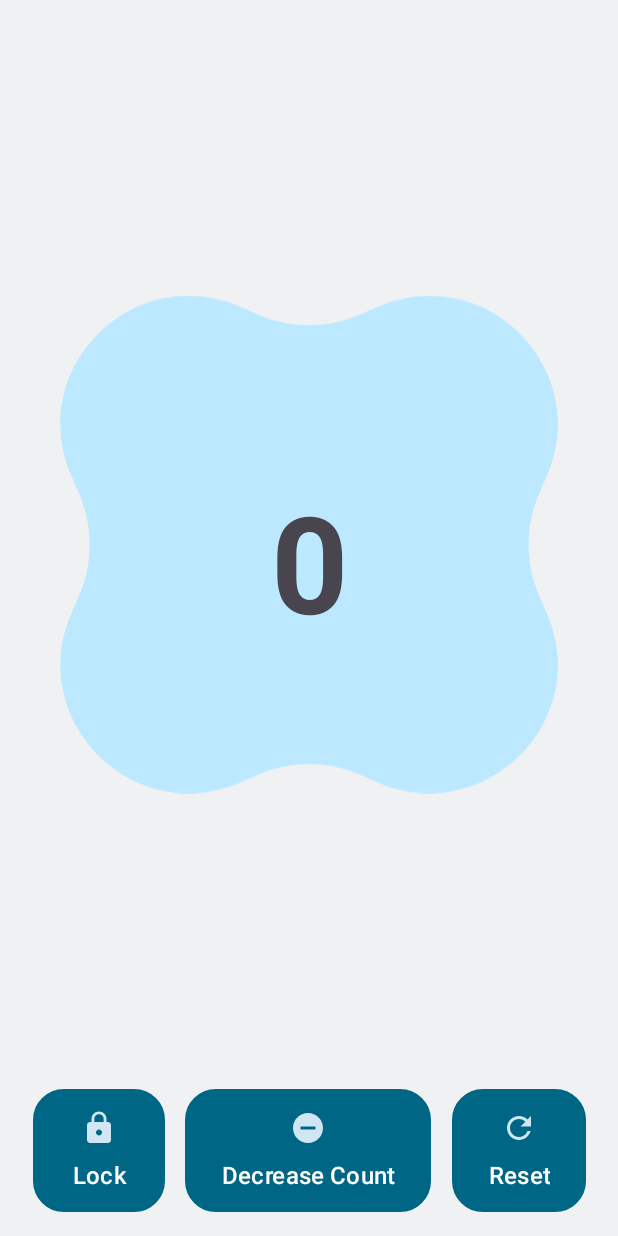
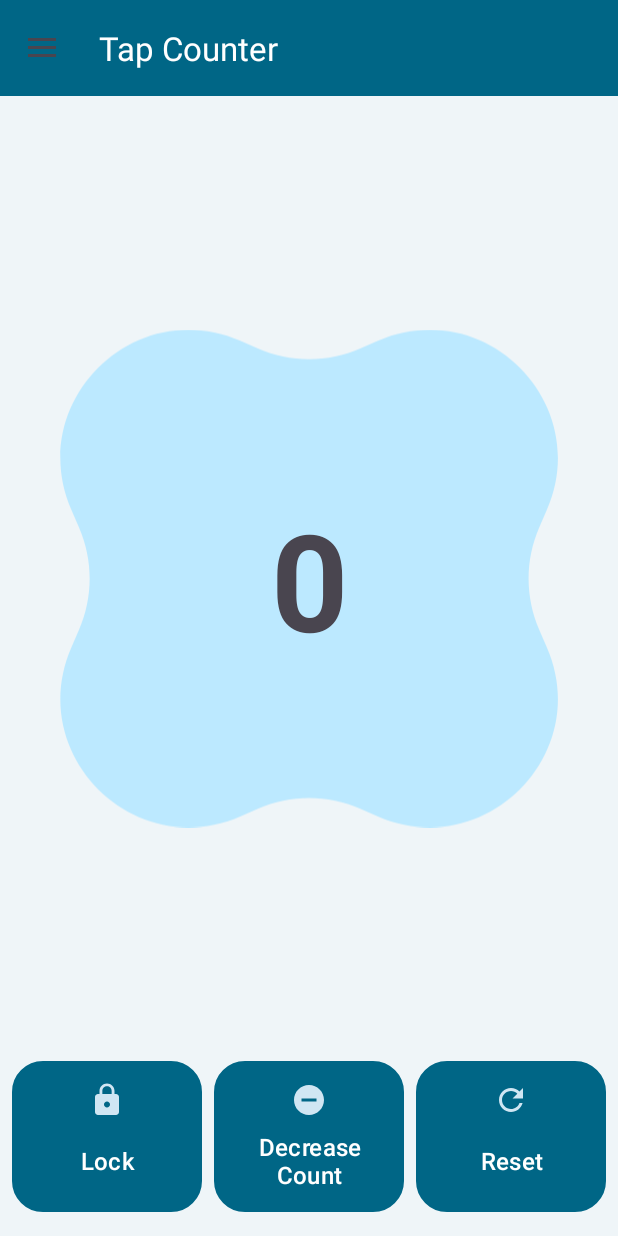
Before and after one commit to DDR13GIT/TapCounter, an Android app: the screen it shows after launch (MainActivity), on a phone screen of 412 x 824 dp. Run offline under Robolectric (Android 15) with nearby library versions, the phone set to English and light mode, and no system bars.

Commit message:
Fix:Click area modified, Navbar Added,Decrease to negative number stopped

```diff
--- a/app/src/main/java/com/example/tapcounter/MainActivity.java
+++ b/app/src/main/java/com/example/tapcounter/MainActivity.java
@@ -2,26 +2,34 @@ package com.example.tapcounter;
 
 import static android.widget.Toast.LENGTH_SHORT;
 
+import androidx.appcompat.app.ActionBarDrawerToggle;
 import androidx.appcompat.app.AppCompatActivity;
 import androidx.constraintlayout.widget.ConstraintLayout;
 import androidx.constraintlayout.widget.ConstraintSet;
+import androidx.drawerlayout.widget.DrawerLayout;
 
-import android.media.Image;
+import androidx.appcompat.widget.Toolbar;
 import android.os.Bundle;
-import android.view.MotionEvent;
 import android.view.View;
 import android.widget.Button;
 import android.widget.ImageView;
 import android.widget.TextView;
 import android.widget.Toast;
 
+
+import com.google.android.material.navigation.NavigationView;
+
 public class MainActivity extends AppCompatActivity {
 int count =0;
 int flag =0;
+    DrawerLayout drawerLayout;
+    NavigationView navigationView;
+    Toolbar toolbar;
     @Override
     protected void onCreate(Bundle savedInstanceState) {
         super.onCreate(savedInstanceState);
         setContentView(R.layout.activity_main);
+
 
         Button decreaseButton = (Button)findViewById(R.id.decreaseCountBtn);
         Button resetButton = (Button)findViewById(R.id.resetBtn);
@@ -39,8 +47,10 @@ int flag =0;
 
         decreaseButton.setOnClickListener(new View.OnClickListener() {
             public void onClick(View v) {
-                count--;
-                txt.setText(Integer.toString(count));
+                if(count > 0 && flag == 0) {
+                    count--;
+                    txt.setText(Integer.toString(count));
+                }
             }
         });
 
@@ -63,5 +73,15 @@ int flag =0;
                }
             }
         });
+
+
+
+        drawerLayout= findViewById(R.id.drawer_layout);
+        navigationView= findViewById(R.id.navigationview);
+        toolbar= findViewById(R.id.toolbar);
+        setSupportActionBar (toolbar);
+        ActionBarDrawerToggle toggle = new ActionBarDrawerToggle(this, drawerLayout, toolbar, R.string.navigration_open, R.string.navigration_close);
+        drawerLayout.addDrawerListener(toggle);
+        toggle.syncState();
     }
 }
--- /dev/null
+++ b/app/src/main/res/drawable/ic_baseline_people_24.xml
@@ -0,0 +1,10 @@
+<vector xmlns:android="http://schemas.android.com/apk/res/android"
+    android:width="24dp"
+    android:height="24dp"
+    android:viewportWidth="24"
+    android:viewportHeight="24"
+    android:tint="?attr/colorControlNormal">
+  <path
+      android:fillColor="@android:color/white"
+      android:pathData="M16,11c1.66,0 2.99,-1.34 2.99,-3S17.66,5 16,5c-1.66,0 -3,1.34 -3,3s1.34,3 3,3zM8,11c1.66,0 2.99,-1.34 2.99,-3S9.66,5 8,5C6.34,5 5,6.34 5,8s1.34,3 3,3zM8,13c-2.33,0 -7,1.17 -7,3.5L1,19h14v-2.5c0,-2.33 -4.67,-3.5 -7,-3.5zM16,13c-0.29,0 -0.62,0.02 -0.97,0.05 1.16,0.84 1.97,1.97 1.97,3.45L17,19h6v-2.5c0,-2.33 -4.67,-3.5 -7,-3.5z"/>
+</vector>
--- /dev/null
+++ b/app/src/main/res/drawable/playstoreicon.xml
@@ -0,0 +1,9 @@
+<vector xmlns:android="http://schemas.android.com/apk/res/android"
+    android:width="24dp"
+    android:height="24dp"
+    android:viewportWidth="50"
+    android:viewportHeight="50">
+  <path
+      android:pathData="M7.125,2L28.7813,23.5L34.7188,17.5625L8.4688,2.4063C8.0313,2.1523 7.5625,2.0117 7.125,2ZM5.3125,3C5.1172,3.3477 5,3.7578 5,4.2188L5,46C5,46.3359 5.0703,46.6367 5.1875,46.9063L27.3438,24.9063ZM36.5313,18.5938L30.1875,24.9063L36.5313,31.1875L44.2813,26.75C45.3828,26.1133 45.5391,25.3047 45.5313,24.875C45.5195,24.1641 45.0703,23.5 44.3125,23.0938C43.6523,22.7383 38.75,19.8828 36.5313,18.5938ZM28.7813,26.3125L6.9375,47.9688C7.3008,47.9492 7.6953,47.8711 8.0625,47.6563C8.918,47.1602 26.2188,37.1563 26.2188,37.1563L34.75,32.25Z"
+      android:fillColor="#000000"/>
+</vector>
--- a/app/src/main/res/layout/activity_main.xml
+++ b/app/src/main/res/layout/activity_main.xml
@@ -1,19 +1,53 @@
 <?xml version="1.0" encoding="utf-8"?>
-<androidx.constraintlayout.widget.ConstraintLayout xmlns:android="http://schemas.android.com/apk/res/android"
+<androidx.drawerlayout.widget.DrawerLayout xmlns:android="http://schemas.android.com/apk/res/android"
     xmlns:app="http://schemas.android.com/apk/res-auto"
     xmlns:tools="http://schemas.android.com/tools"
-    android:id="@+id/wholeView"
+    android:id="@+id/drawer_layout"
     android:layout_width="match_parent"
     android:layout_height="match_parent"
-    android:background="@color/md_theme_light_inverseOnSurface"
-    tools:context=".MainActivity">
+    android:fitsSystemWindows="true"
+    tools:context=".MainActivity"
+    tools:openDrawer="start">
+
+    <com.google.android.material.navigation.NavigationView
+        android:id="@+id/navigationview"
+        android:layout_width="wrap_content"
+        android:layout_height="match_parent"
+        android:layout_gravity="start"
+        app:headerLayout="@layout/header"
+        app:menu="@menu/sidemenu" />
+
+
+    <androidx.constraintlayout.widget.ConstraintLayout
+        android:layout_width="match_parent"
+        android:layout_height="match_parent">
+
+        <androidx.appcompat.widget.Toolbar
+            android:id="@+id/toolbar"
+            android:layout_width="match_parent"
+            android:layout_height="wrap_content"
+            android:background="@color/md_theme_light_primary"
+            app:title="@string/app_name"
+            app:titleMarginStart="10dp"
+            app:titleTextColor="#FFFFFF"
+            tools:ignore="MissingConstraints" />
+
+        <LinearLayout
+            android:id="@+id/linearlayoutBtn"
+            android:layout_width="match_parent"
+            android:layout_height="wrap_content"
+            app:layout_constraintBottom_toBottomOf="parent"
+            app:layout_constraintStart_toStartOf="parent">
+
 
             <Button
                 android:id="@+id/lockBtn"
-        android:layout_width="wrap_content"
-        android:layout_height="wrap_content"
+                android:layout_width="0dp"
+                android:layout_height="match_parent"
                 android:layout_marginStart="8dp"
+                android:layout_marginEnd="4dp"
                 android:layout_marginBottom="16dp"
+                android:layout_weight="1"
                 android:background="@drawable/rectangle"
                 android:drawableTop="@drawable/ic_baseline_lock_24"
                 android:drawableTint="@color/md_theme_light_secondaryContainer"
@@ -21,17 +55,37 @@
                 android:paddingBottom="10dp"
                 android:text="Lock"
                 android:textSize="16sp"
+
+                app:layout_constraintEnd_toStartOf="@+id/decreaseCountBtn" />
+
+            <Button
+                android:id="@+id/decreaseCountBtn"
+                android:layout_width="0dp"
+                android:layout_height="match_parent"
+                android:layout_marginStart="4dp"
+                android:layout_marginEnd="4dp"
+                android:layout_marginBottom="16dp"
+                android:layout_weight="1"
+                android:background="@drawable/rectangle"
+                android:drawableTop="@drawable/ic_baseline_remove_circle_24"
+                android:drawableTint="@color/md_theme_light_secondaryContainer"
+                android:paddingTop="10dp"
+                android:paddingBottom="10dp"
+                android:text="Decrease Count"
+                android:textSize="16sp"
                 app:layout_constraintBottom_toBottomOf="parent"
-        app:layout_constraintEnd_toStartOf="@+id/decreaseCountBtn"
+                app:layout_constraintEnd_toStartOf="@+id/resetBtn"
                 app:layout_constraintHorizontal_bias="0.5"
-        app:layout_constraintStart_toStartOf="parent" />
+                app:layout_constraintStart_toEndOf="@+id/lockBtn" />
 
             <Button
                 android:id="@+id/resetBtn"
-        android:layout_width="wrap_content"
-        android:layout_height="wrap_content"
+                android:layout_width="0dp"
+                android:layout_height="match_parent"
+                android:layout_marginStart="4dp"
                 android:layout_marginEnd="8dp"
                 android:layout_marginBottom="16dp"
+                android:layout_weight="1"
                 android:background="@drawable/rectangle"
                 android:drawableTop="@drawable/ic_baseline_reset_24"
                 android:drawableTint="@color/md_theme_light_secondaryContainer"
@@ -44,33 +98,17 @@
                 app:layout_constraintHorizontal_bias="0.5"
                 app:layout_constraintStart_toEndOf="@+id/decreaseCountBtn" />
 
-    <Button
-        android:id="@+id/decreaseCountBtn"
-        android:layout_width="wrap_content"
-        android:layout_height="wrap_content"
-        android:layout_marginBottom="16dp"
-        android:background="@drawable/rectangle"
-        android:drawableTop="@drawable/ic_baseline_remove_circle_24"
-        android:drawableTint="@color/md_theme_light_secondaryContainer"
-        android:paddingTop="10dp"
-        android:paddingBottom="10dp"
-        android:text="Decrease Count"
-        android:textSize="16sp"
-        app:layout_constraintBottom_toBottomOf="parent"
-        app:layout_constraintEnd_toStartOf="@+id/resetBtn"
-        app:layout_constraintHorizontal_bias="0.5"
-        app:layout_constraintStart_toEndOf="@+id/lockBtn" />
+        </LinearLayout>
 
         <ImageView
             android:id="@+id/imageView3"
-        android:layout_width="0dp"
+            android:layout_width="match_parent"
             android:layout_height="0dp"
             android:padding="40dp"
-        app:layout_constraintBottom_toTopOf="@+id/decreaseCountBtn"
+            app:layout_constraintBottom_toTopOf="@+id/linearlayoutBtn"
             app:layout_constraintEnd_toEndOf="parent"
-        app:layout_constraintHorizontal_bias="0.0"
             app:layout_constraintStart_toStartOf="parent"
-        app:layout_constraintTop_toTopOf="parent"
+            app:layout_constraintTop_toBottomOf="@+id/toolbar"
             app:srcCompat="@drawable/clove_shape"
             app:tint="@color/md_theme_light_primaryContainer" />
 
@@ -78,17 +116,14 @@
             android:id="@+id/countTxt"
             android:layout_width="wrap_content"
             android:layout_height="wrap_content"
-
-        android:layout_marginTop="267dp"
-        android:layout_marginBottom="344dp"
             android:text="0"
             android:textSize="90sp"
             android:textStyle="bold"
-        app:layout_constraintBottom_toBottomOf="parent"
+            app:layout_constraintBottom_toBottomOf="@+id/imageView3"
             app:layout_constraintEnd_toEndOf="@+id/imageView3"
-        app:layout_constraintHorizontal_bias="0.5"
             app:layout_constraintStart_toStartOf="@+id/imageView3"
-        app:layout_constraintTop_toTopOf="parent" />
+            app:layout_constraintTop_toTopOf="@+id/imageView3" />
 
 
     </androidx.constraintlayout.widget.ConstraintLayout>
+</androidx.drawerlayout.widget.DrawerLayout>
--- /dev/null
+++ b/app/src/main/res/layout/header.xml
@@ -0,0 +1,32 @@
+<?xml version="1.0" encoding="utf-8"?>
+<androidx.constraintlayout.widget.ConstraintLayout xmlns:android="http://schemas.android.com/apk/res/android"
+    xmlns:app="http://schemas.android.com/apk/res-auto"
+    xmlns:tools="http://schemas.android.com/tools"
+    android:layout_width="match_parent"
+    android:layout_height="match_parent">
+
+    <TextView
+        android:id="@+id/textView"
+        android:layout_width="wrap_content"
+        android:layout_height="wrap_content"
+        android:layout_marginStart="32dp"
+        android:layout_marginTop="60dp"
+        android:text="@string/app_name"
+        android:textSize="16sp"
+        android:textStyle="bold"
+        app:layout_constraintStart_toStartOf="parent"
+        app:layout_constraintTop_toTopOf="parent" />
+
+    <View
+        android:id="@+id/divider"
+        android:layout_width="match_parent"
+        android:layout_height="1dp"
+        android:layout_marginStart="8dp"
+        android:layout_marginTop="16dp"
+        android:layout_marginEnd="8dp"
+        android:layout_marginBottom="16dp"
+        android:background="?android:attr/listDivider"
+        app:layout_constraintEnd_toEndOf="parent"
+        app:layout_constraintStart_toStartOf="parent"
+        app:layout_constraintTop_toBottomOf="@+id/textView" />
+</androidx.constraintlayout.widget.ConstraintLayout>
--- /dev/null
+++ b/app/src/main/res/menu/sidemenu.xml
@@ -0,0 +1,14 @@
+<?xml version="1.0" encoding="utf-8"?>
+<menu xmlns:android="http://schemas.android.com/apk/res/android">
+    <group android:checkableBehavior="single">
+        <item
+            android:id="@+id/home_menu"
+            android:icon="@drawable/ic_baseline_people_24"
+            android:title="About Developer" />
+        <item
+            android:id="@+id/dashboard_menu"
+            android:icon="@drawable/playstoreicon"
+            android:title="Rate us on Playstore" />
+
+    </group>
+</menu>
--- a/app/src/main/res/values/colors.xml
+++ b/app/src/main/res/values/colors.xml
@@ -15,7 +15,7 @@
     <color name="md_theme_light_errorContainer">#FFDAD4</color>
     <color name="md_theme_light_onError">#FFFFFF</color>
     <color name="md_theme_light_onErrorContainer">#410001</color>
-    <color name="md_theme_light_background">#FBFCFE</color>
+    <color name="md_theme_light_background">#EFF5F8</color>
     <color name="md_theme_light_onBackground">#191C1E</color>
     <color name="md_theme_light_surface">#FBFCFE</color>
     <color name="md_theme_light_onSurface">#191C1E</color>
@@ -43,7 +43,7 @@
     <color name="md_theme_dark_errorContainer">#930006</color>
     <color name="md_theme_dark_onError">#680003</color>
     <color name="md_theme_dark_onErrorContainer">#FFDAD4</color>
-    <color name="md_theme_dark_background">#191C1E</color>
+    <color name="md_theme_dark_background">#2C3337</color>
     <color name="md_theme_dark_onBackground">#E1E2E4</color>
     <color name="md_theme_dark_surface">#191C1E</color>
     <color name="md_theme_dark_onSurface">#E1E2E4</color>
--- a/app/src/main/res/values/strings.xml
+++ b/app/src/main/res/values/strings.xml
@@ -1,5 +1,7 @@
 <resources>
-    <string name="app_name">TapCounter</string>
+    <string name="app_name">Tap Counter</string>
     <string name="page_title">Tap Counter</string>
     <string name="aboutDev">About Developer</string>
+    <string name="navigration_open">Open Navigation Drawer</string>
+    <string name="navigration_close">Close Navigation Drawer</string>
 </resources>
```
Also changed, not shown: 1 other file. Lines whose indentation alone changed are shown as unchanged.
